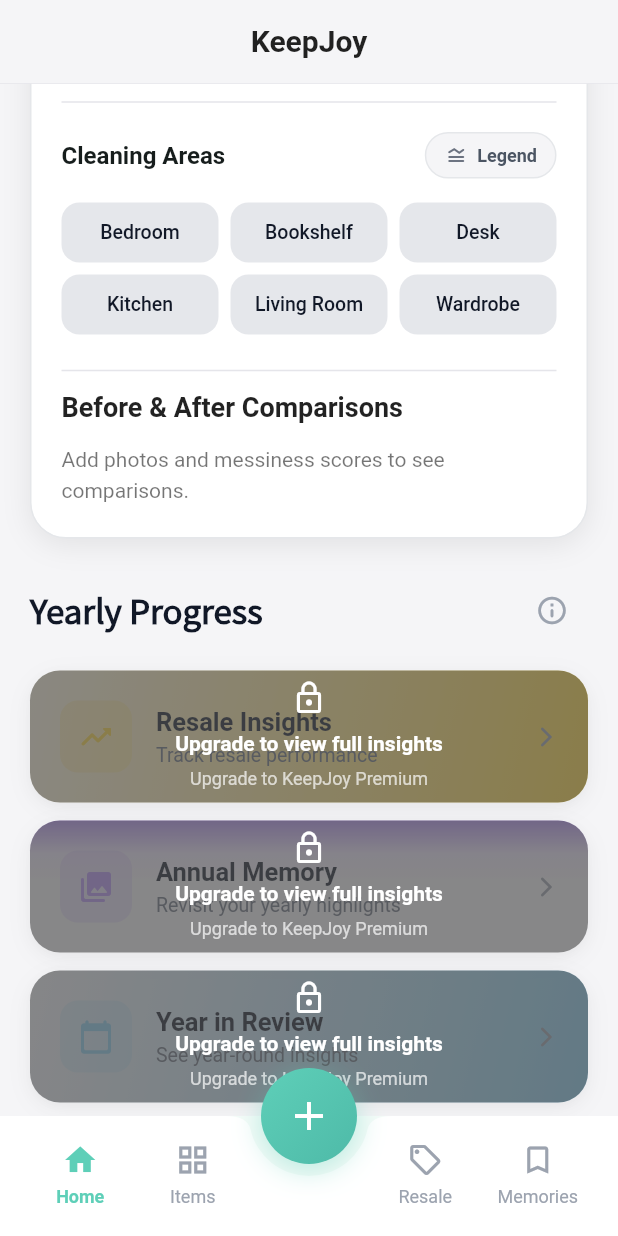
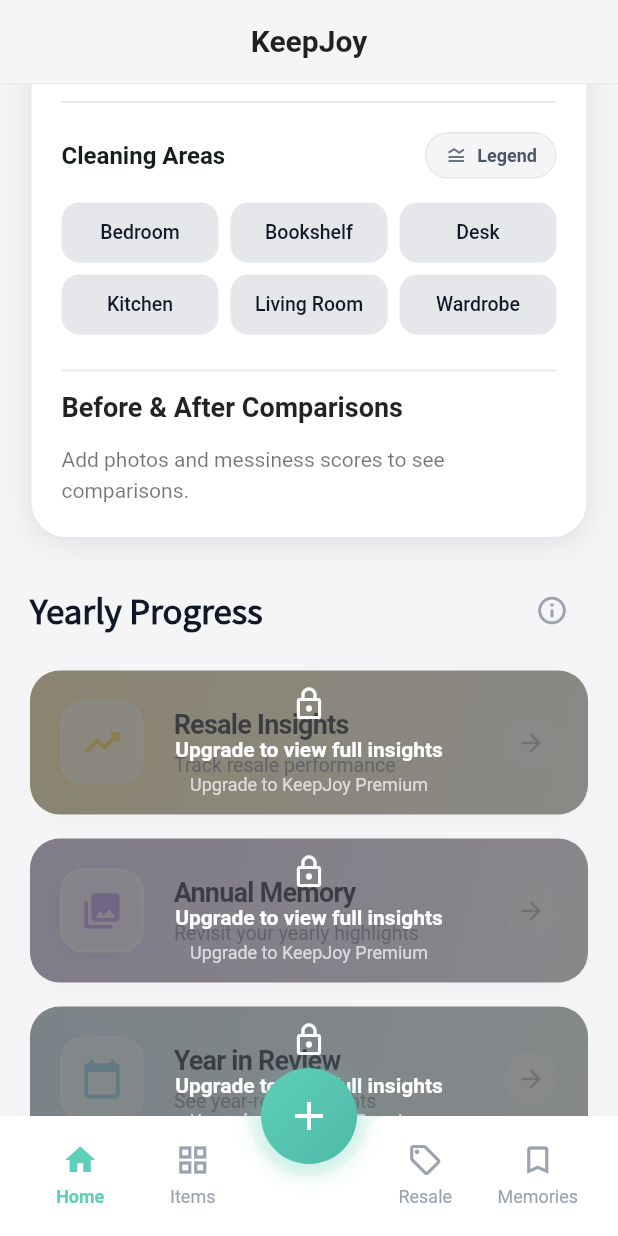
Before and after one commit to icaichen/KeepJoy, a Flutter app: the screen it shows once a user with an empty profile is signed in, scrolled down 1728 dp, on a phone screen of 412 x 824 dp. Run offline on Flutter 3.47's test engine with Material 3 defaults, Android fonts, the phone set to English and light mode, and no system bars; our stand-ins replace cached_network_image, connectivity_plus, flutter_local_notifications, hive, hive_flutter, image_picker and 6 more; missing offline and left inert: purchases_flutter; accounts and stored records are empty; statements that could not run were skipped; project files that could hold a hidden picture were left out.

Commit message:
progress buttons in dashboard redesign

```diff
--- a/lib/features/dashboard/dashboard_screen.dart
+++ b/lib/features/dashboard/dashboard_screen.dart
@@ -24,6 +24,7 @@
 import 'package:keepjoy_app/features/insights/deep_cleaning_analysis_card.dart';
 import 'package:keepjoy_app/features/insights/widgets/report_ui_constants.dart';
 import 'package:keepjoy_app/utils/responsive_utils.dart';
+import 'package:keepjoy_app/features/dashboard/widgets/yearly_progress_card.dart';
 import 'package:keepjoy_app/features/dashboard/widgets/active_session_card.dart';
 
 class _ModeMeta {
@@ -2755,13 +2756,12 @@
                         children: [
                           _wrapPremiumCard(
                             context,
-                            _buildReportCard(
-                              context,
+                            YearlyProgressCard(
                               icon: Icons.trending_up_rounded,
                               iconColor: const Color(0xFFFFD93D),
-                              bgColors: const [
+                              gradientColors: const [
+                                Color(0xFFFFD93D),
                                 Color(0xFFFFF9E6),
-                                Color(0xFFFFD93D),
                               ],
                               title: l10n.dashboardResellReportTitle,
                               subtitle: l10n.dashboardResellReportSubtitle,
@@ -2780,21 +2780,16 @@
                               },
                             ),
                           ),
-                          const SizedBox(height: 12),
+                          const SizedBox(height: 16),
                           _wrapPremiumCard(
                             context,
-                            _buildReportCard(
-                              context,
+                            YearlyProgressCard(
                               icon: Icons.photo_library_rounded,
                               iconColor: const Color(0xFFB794F6),
-                              bgColors: [
-                                ReportUI.memoryHeaderGradient[0],
-                                ReportUI.memoryHeaderGradient[1],
-                                ReportUI.memoryHeaderGradient[2],
+                              gradientColors: const [
+                                Color(0xFFB794F6),
+                                Color(0xFFF3EBFF),
                               ],
-                              gradientBegin: Alignment.topCenter,
-                              gradientEnd: Alignment.bottomCenter,
-                              gradientStops: const [0.0, 0.25, 0.45],
                               title: l10n.dashboardMemoryLaneTitle,
                               subtitle: l10n.dashboardMemoryLaneSubtitle,
                               onTap: () {
@@ -2810,16 +2805,15 @@
                               },
                             ),
                           ),
-                          const SizedBox(height: 12),
+                          const SizedBox(height: 16),
                           _wrapPremiumCard(
                             context,
-                            _buildReportCard(
-                              context,
+                            YearlyProgressCard(
                               icon: Icons.calendar_today_rounded,
                               iconColor: const Color(0xFF89CFF0),
-                              bgColors: const [
-                                Color(0xFFF5F5F7),
+                              gradientColors: const [
                                 Color(0xFF89CFF0),
+                                Color(0xFFE6F4F9),
                               ],
                               title: l10n.dashboardYearlyReportsTitle,
                               subtitle: l10n.dashboardYearlyReportsSubtitle,
@@ -3037,90 +3031,7 @@
     );
   }
 
-  Widget _buildReportCard(
-    BuildContext context, {
-    required IconData icon,
-    required Color iconColor,
-    required List<Color> bgColors,
-    AlignmentGeometry gradientBegin = Alignment.topLeft,
-    AlignmentGeometry gradientEnd = Alignment.bottomRight,
-    List<double>? gradientStops,
-    required String title,
-    required String subtitle,
-    required VoidCallback onTap,
-  }) {
-    return GestureDetector(
-      onTap: onTap,
-      child: Container(
-        width: double.infinity,
-        decoration: BoxDecoration(
-          gradient: LinearGradient(
-            begin: gradientBegin,
-            end: gradientEnd,
-            colors: bgColors,
-            stops: gradientStops,
-          ),
-          borderRadius: BorderRadius.circular(20),
-          boxShadow: [
-            BoxShadow(
-              color: Colors.black.withValues(alpha: 0.08),
-              blurRadius: 16,
-              offset: const Offset(0, 4),
-              spreadRadius: 0,
-            ),
-            BoxShadow(
-              color: Colors.black.withValues(alpha: 0.04),
-              blurRadius: 4,
-              offset: const Offset(0, 2),
-              spreadRadius: 0,
-            ),
-          ],
-        ),
-        padding: const EdgeInsets.all(20),
-        child: Row(
-          children: [
-            Container(
-              width: 48,
-              height: 48,
-              decoration: BoxDecoration(
-                color: iconColor.withValues(alpha: 0.2),
-                borderRadius: BorderRadius.circular(12),
-              ),
-              child: Icon(icon, color: iconColor, size: 24),
-            ),
-            const SizedBox(width: 16),
-            Expanded(
-              child: Column(
-                crossAxisAlignment: CrossAxisAlignment.start,
-                children: [
-                  Text(
-                    title,
-                    style: const TextStyle(
-                      fontSize: 17,
-                      fontWeight: FontWeight.w700,
-                      color: Color(0xFF111827),
-                    ),
-                  ),
-                  Text(
-                    subtitle,
-                    style: const TextStyle(
-                      fontSize: 13,
-                      color: Color(0xFF6B7280),
-                    ),
-                  ),
-                ],
-              ),
-            ),
-            const Icon(
-              Icons.arrow_forward_ios_rounded,
-              size: 16,
-              color: Color(0xFF9CA3AF),
-            ),
-          ],
-        ),
-      ),
-    );
-  }
+
 
   Widget _buildMonthlyInfoRow({
     required IconData icon,
--- /dev/null
+++ b/lib/features/dashboard/widgets/yearly_progress_card.dart
@@ -0,0 +1,129 @@
+import 'package:flutter/material.dart';
+import '../../insights/widgets/report_ui_constants.dart';
+
+class YearlyProgressCard extends StatelessWidget {
+  final String title;
+  final String subtitle;
+  final IconData icon;
+  final Color iconColor;
+  final List<Color> gradientColors;
+  final VoidCallback onTap;
+
+  const YearlyProgressCard({
+    super.key,
+    required this.title,
+    required this.subtitle,
+    required this.icon,
+    required this.iconColor,
+    required this.gradientColors,
+    required this.onTap,
+  });
+
+  @override
+  Widget build(BuildContext context) {
+    return Container(
+      decoration: BoxDecoration(
+        color: Colors.white,
+        borderRadius: BorderRadius.circular(ReportUI.cardRadius),
+        boxShadow: ReportUI.cardShadow,
+      ),
+      child: Material(
+        color: Colors.transparent,
+        borderRadius: BorderRadius.circular(ReportUI.cardRadius),
+        clipBehavior: Clip.antiAlias,
+        child: InkWell(
+          onTap: onTap,
+          child: Stack(
+            children: [
+              // 1. Subtle Gradient Background
+              Positioned.fill(
+                child: Container(
+                  decoration: BoxDecoration(
+                    gradient: LinearGradient(
+                      begin: Alignment.topLeft,
+                      end: Alignment.bottomRight,
+                      colors: gradientColors.map((c) => c.withValues(alpha: 0.4)).toList(),
+                    ),
+                  ),
+                ),
+              ),
+
+              // 2. Content
+              Padding(
+                padding: const EdgeInsets.all(20.0),
+                child: Row(
+                  children: [
+                    // Glassy Icon Container
+                    Container(
+                      width: 56,
+                      height: 56,
+                      decoration: BoxDecoration(
+                        color: Colors.white.withValues(alpha: 0.6),
+                        borderRadius: BorderRadius.circular(16),
+                        border: Border.all(
+                          color: Colors.white.withValues(alpha: 0.5),
+                          width: 1.5,
+                        ),
+                        boxShadow: [
+                          BoxShadow(
+                            color: iconColor.withValues(alpha: 0.2),
+                            blurRadius: 12,
+                            offset: const Offset(0, 4),
+                          ),
+                        ],
+                      ),
+                      child: Center(
+                        child: Icon(
+                          icon,
+                          color: iconColor,
+                          size: 28,
+                        ),
+                      ),
+                    ),
+                    const SizedBox(width: 20),
+
+                    // Texts
+                    Expanded(
+                      child: Column(
+                        crossAxisAlignment: CrossAxisAlignment.start,
+                        children: [
+                          Text(
+                            title,
+                            style: ReportTextStyles.sectionHeader.copyWith(
+                              fontSize: 18,
+                            ),
+                          ),
+                          const SizedBox(height: 4),
+                          Text(
+                            subtitle,
+                            style: ReportTextStyles.sectionSubtitle.copyWith(
+                              color: ReportUI.secondaryTextColor.withValues(alpha: 0.8),
+                            ),
+                          ),
+                        ],
+                      ),
+                    ),
+
+                    // Arrow
+                    Container(
+                      padding: const EdgeInsets.all(8),
+                      decoration: BoxDecoration(
+                        color: Colors.white.withValues(alpha: 0.5),
+                        shape: BoxShape.circle,
+                      ),
+                      child: Icon(
+                        Icons.arrow_forward_rounded,
+                        size: 20,
+                        color: ReportUI.secondaryTextColor.withValues(alpha: 0.5),
+                      ),
+                    ),
+                  ],
+                ),
+              ),
+            ],
+          ),
+        ),
+      ),
+    );
+  }
+}
```
